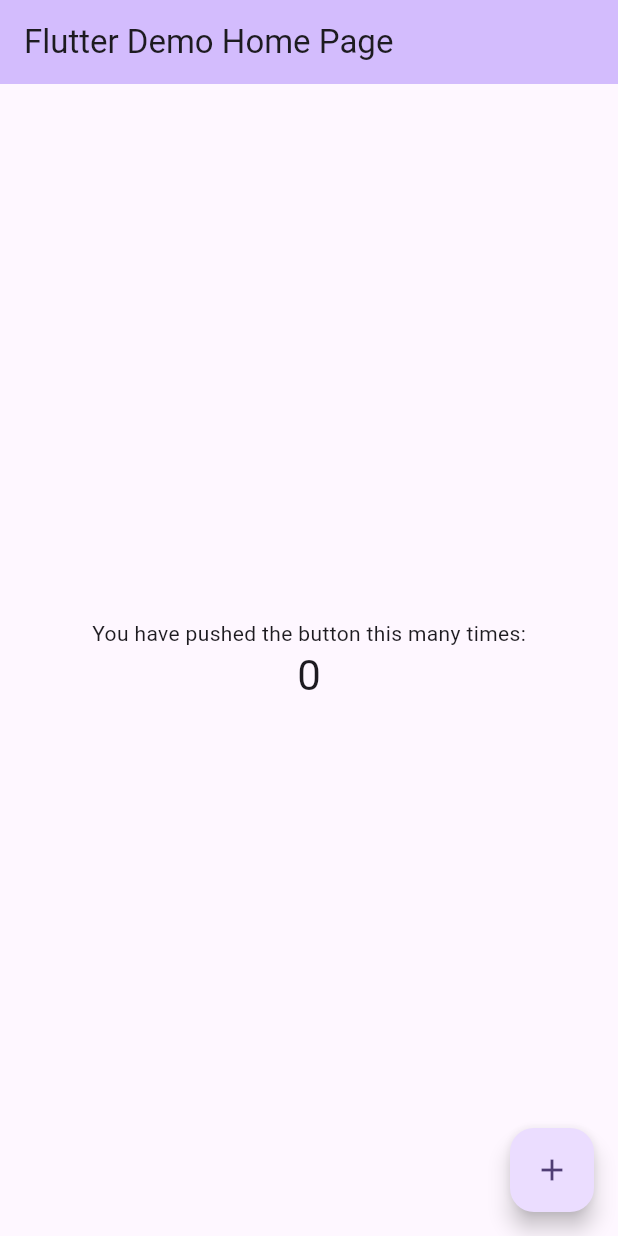
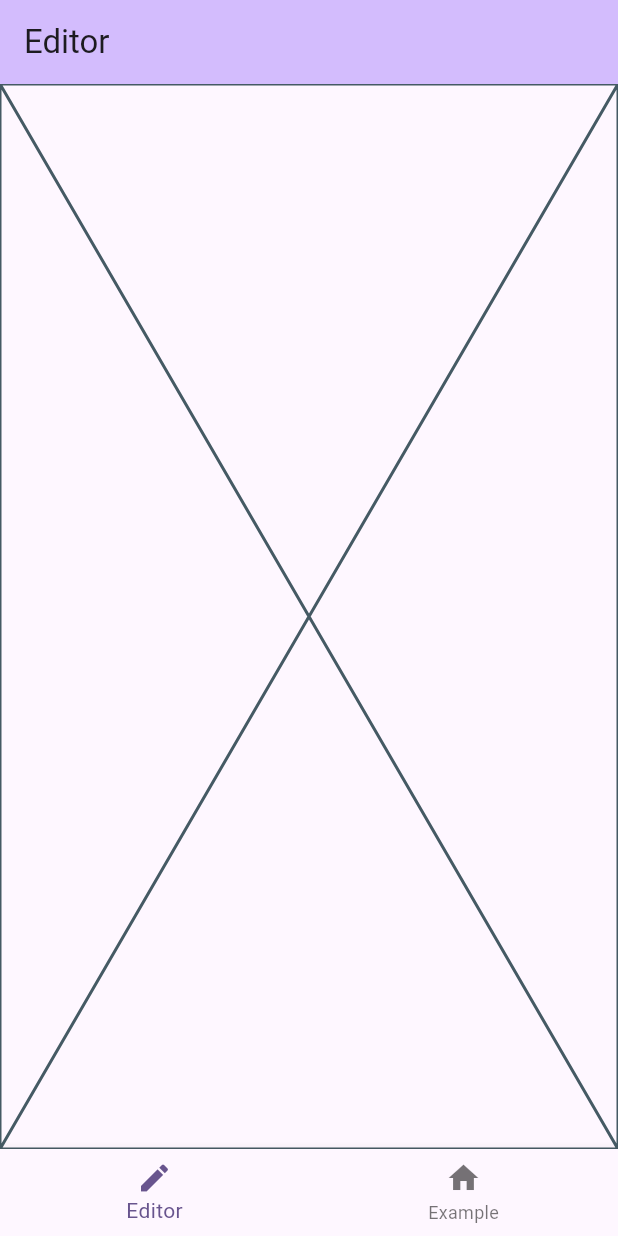
Before and after one commit to egristmin/game_dialogue_system, a Flutter app: the screen it shows after launch, on a phone screen of 412 x 824 dp. Run offline on Flutter 3.47's test engine with Material 3 defaults, Android fonts, the phone set to English and light mode, and no system bars.

Commit message:
example + editor

```diff
--- a/example/lib/main.dart
+++ b/example/lib/main.dart
@@ -7,119 +7,77 @@ void main() {
 class MyApp extends StatelessWidget {
   const MyApp({super.key});
 
-  // This widget is the root of your application.
   @override
   Widget build(BuildContext context) {
     return MaterialApp(
-      title: 'Flutter Demo',
+      title: 'Dialogue System Example',
       theme: ThemeData(
-        // This is the theme of your application.
-        //
-        // TRY THIS: Try running your application with "flutter run". You'll see
-        // the application has a purple toolbar. Then, without quitting the app,
-        // try changing the seedColor in the colorScheme below to Colors.green
-        // and then invoke "hot reload" (save your changes or press the "hot
-        // reload" button in a Flutter-supported IDE, or press "r" if you used
-        // the command line to start the app).
-        //
-        // Notice that the counter didn't reset back to zero; the application
-        // state is not lost during the reload. To reset the state, use hot
-        // restart instead.
-        //
-        // This works for code too, not just values: Most code changes can be
-        // tested with just a hot reload.
         colorScheme: ColorScheme.fromSeed(seedColor: Colors.deepPurple),
         useMaterial3: true,
       ),
-      home: const MyHomePage(title: 'Flutter Demo Home Page'),
+      home: const DialogueEditor(),
     );
   }
 }
 
-class MyHomePage extends StatefulWidget {
-  const MyHomePage({super.key, required this.title});
+class DialogueEditor extends StatefulWidget {
+  const DialogueEditor({super.key});
 
-  // This widget is the home page of your application. It is stateful, meaning
-  // that it has a State object (defined below) that contains fields that affect
-  // how it looks.
-
-  // This class is the configuration for the state. It holds the values (in this
-  // case the title) provided by the parent (in this case the App widget) and
-  // used by the build method of the State. Fields in a Widget subclass are
-  // always marked "final".
-
-  final String title;
 
   @override
-  State<MyHomePage> createState() => _MyHomePageState();
+  State<DialogueEditor> createState() => _DialogueEditorState();
 }
 
-class _MyHomePageState extends State<MyHomePage> {
-  int _counter = 0;
+class _DialogueEditorState extends State<DialogueEditor> {
+  int _selectedIndex = 0;
 
-  void _incrementCounter() {
+  void _onItemTapped(int index) {
+    if (index == _selectedIndex) return;
     setState(() {
-      // This call to setState tells the Flutter framework that something has
-      // changed in this State, which causes it to rerun the build method below
-      // so that the display can reflect the updated values. If we changed
-      // _counter without calling setState(), then the build method would not be
-      // called again, and so nothing would appear to happen.
-      _counter++;
+      _selectedIndex = index;
     });
   }
 
   @override
   Widget build(BuildContext context) {
-    // This method is rerun every time setState is called, for instance as done
-    // by the _incrementCounter method above.
-    //
-    // The Flutter framework has been optimized to make rerunning build methods
-    // fast, so that you can just rebuild anything that needs updating rather
-    // than having to individually change instances of widgets.
     return Scaffold(
       appBar: AppBar(
-        // TRY THIS: Try changing the color here to a specific color (to
-        // Colors.amber, perhaps?) and trigger a hot reload to see the AppBar
-        // change color while the other colors stay the same.
         backgroundColor: Theme.of(context).colorScheme.inversePrimary,
-        // Here we take the value from the MyHomePage object that was created by
-        // the App.build method, and use it to set our appbar title.
-        title: Text(widget.title),
+        title: Text(_selectedIndex == 0 ? 'Editor' : 'Example'),
       ),
-      body: Center(
-        // Center is a layout widget. It takes a single child and positions it
-        // in the middle of the parent.
-        child: Column(
-          // Column is also a layout widget. It takes a list of children and
-          // arranges them vertically. By default, it sizes itself to fit its
-          // children horizontally, and tries to be as tall as its parent.
-          //
-          // Column has various properties to control how it sizes itself and
-          // how it positions its children. Here we use mainAxisAlignment to
-          // center the children vertically; the main axis here is the vertical
-          // axis because Columns are vertical (the cross axis would be
-          // horizontal).
-          //
-          // TRY THIS: Invoke "debug painting" (choose the "Toggle Debug Paint"
-          // action in the IDE, or press "p" in the console), to see the
-          // wireframe for each widget.
-          mainAxisAlignment: MainAxisAlignment.center,
-          children: <Widget>[
-            const Text(
-              'You have pushed the button this many times:',
-            ),
-            Text(
-              '$_counter',
-              style: Theme.of(context).textTheme.headlineMedium,
-            ),
-          ],
-        ),
-      ),
-      floatingActionButton: FloatingActionButton(
-        onPressed: _incrementCounter,
-        tooltip: 'Increment',
-        child: const Icon(Icons.add),
-      ), // This trailing comma makes auto-formatting nicer for build methods.
+      body: _selectedIndex == 0 ? const Editor() : const Example(),
+      bottomNavigationBar: BottomNavigationBar(onTap: _onItemTapped, items: [
+        BottomNavigationBarItem(label: 'Editor', icon: const Icon(Icons.edit)),
+        BottomNavigationBarItem(label: 'Example', icon: const Icon(Icons.home))
+      ]),
     );
   }
 }
+
+class Editor extends StatefulWidget {
+  const Editor({super.key});
+
+  @override
+  State<Editor> createState() => _EditorState();
+}
+
+class _EditorState extends State<Editor> {
+  @override
+  Widget build(BuildContext context) {
+    return const Placeholder();
+  }
+}
+
+class Example extends StatefulWidget {
+  const Example({super.key});
+
+  @override
+  State<Example> createState() => _ExampleState();
+}
+
+class _ExampleState extends State<Example> {
+  @override
+  Widget build(BuildContext context) {
+    return const Placeholder();
+  }
+}
```
